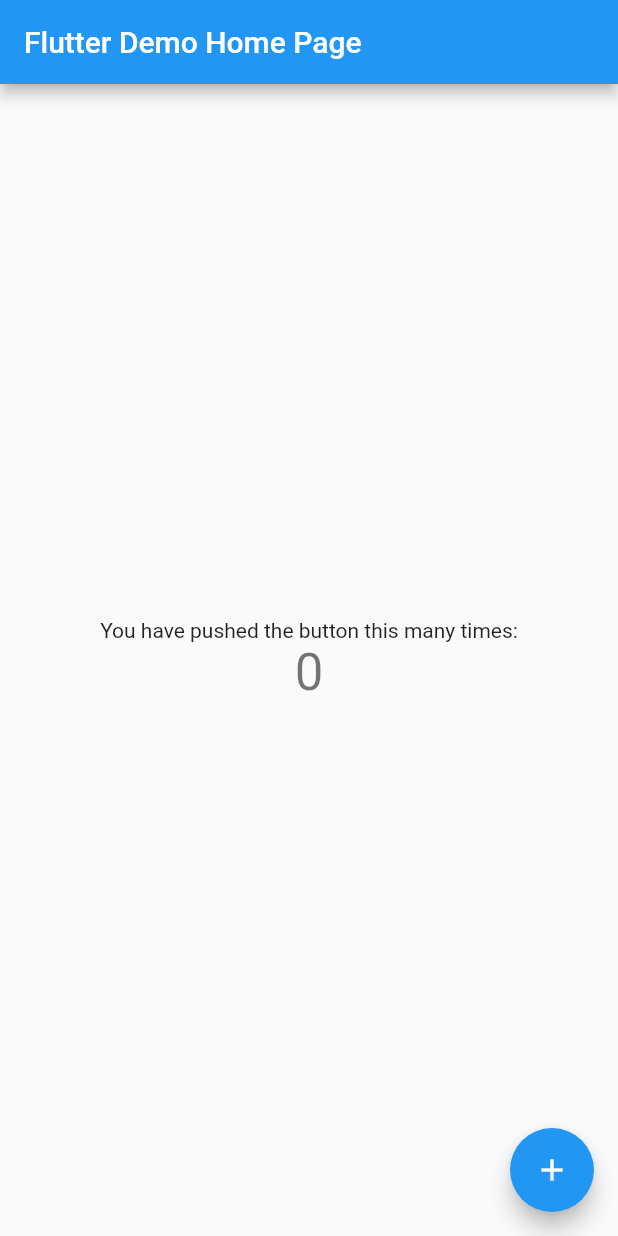
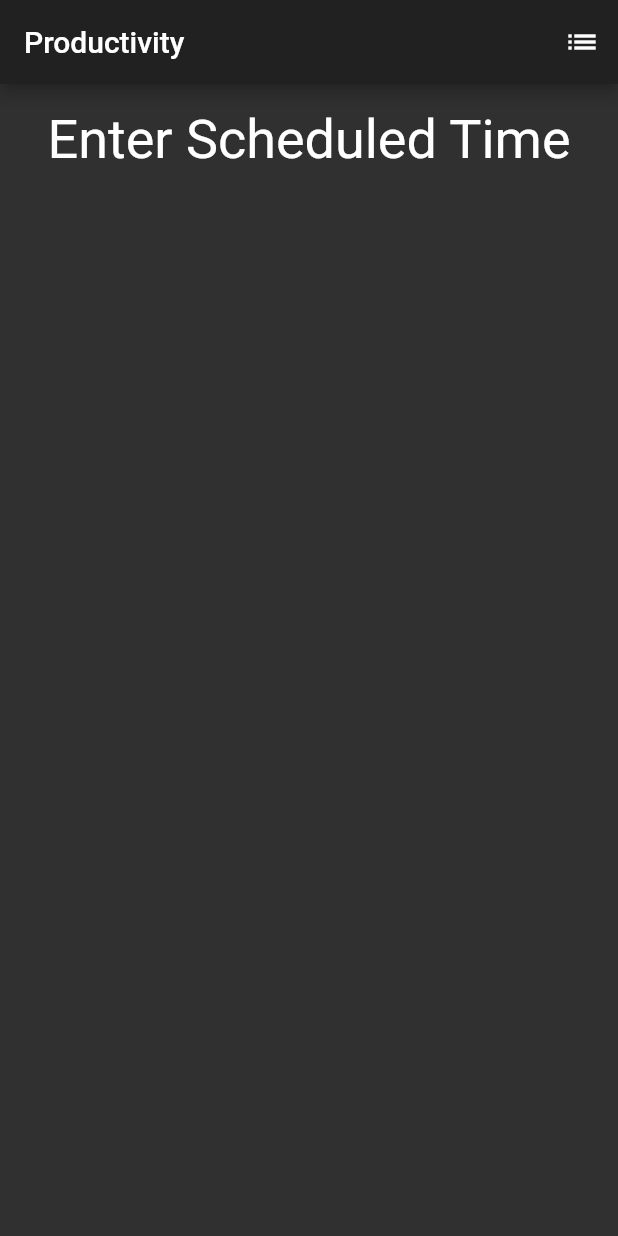
Before and after one commit to jethrodaniel/productivity, a Flutter app: the screen it shows after launch, on a phone screen of 412 x 824 dp. Run offline on Flutter 3.47's test engine with Material 2 defaults, Android fonts, the phone set to English and light mode, and no system bars.

Commit message:
minimal page 1,2 and header

```diff
--- a/lib/main.dart
+++ b/lib/main.dart
@@ -1,117 +1,69 @@
 import 'package:flutter/material.dart';
 
 void main() {
-  runApp(MyApp());
+  runApp(App());
 }
 
-class MyApp extends StatelessWidget {
-  // This widget is the root of your application.
+class App extends StatelessWidget {
+  final _title = 'Productivity';
+
   @override
   Widget build(BuildContext context) {
     return MaterialApp(
-      title: 'Flutter Demo',
-      theme: ThemeData(
-        // This is the theme of your application.
-        //
-        // Try running your application with "flutter run". You'll see the
-        // application has a blue toolbar. Then, without quitting the app, try
-        // changing the primarySwatch below to Colors.green and then invoke
-        // "hot reload" (press "r" in the console where you ran "flutter run",
-        // or simply save your changes to "hot reload" in a Flutter IDE).
-        // Notice that the counter didn't reset back to zero; the application
-        // is not restarted.
-        primarySwatch: Colors.blue,
-        // This makes the visual density adapt to the platform that you run
-        // the app on. For desktop platforms, the controls will be smaller and
-        // closer together (more dense) than on mobile platforms.
-        visualDensity: VisualDensity.adaptivePlatformDensity,
-      ),
-      home: MyHomePage(title: 'Flutter Demo Home Page'),
+      title: _title,
+      theme: ThemeData.dark(),
+      home: HomePage(title: _title),
     );
   }
 }
 
-class MyHomePage extends StatefulWidget {
-  MyHomePage({Key key, this.title}) : super(key: key);
-
-  // This widget is the home page of your application. It is stateful, meaning
-  // that it has a State object (defined below) that contains fields that affect
-  // how it looks.
-
-  // This class is the configuration for the state. It holds the values (in this
-  // case the title) provided by the parent (in this case the App widget) and
-  // used by the build method of the State. Fields in a Widget subclass are
-  // always marked "final".
+class HomePage extends StatefulWidget {
+  HomePage({Key key, this.title}) : super(key: key);
 
   final String title;
 
   @override
-  _MyHomePageState createState() => _MyHomePageState();
+  _HomePageState createState() => _HomePageState();
 }
 
-class _MyHomePageState extends State<MyHomePage> {
-  int _counter = 0;
-
-  void _incrementCounter() {
-    setState(() {
-      // This call to setState tells the Flutter framework that something has
-      // changed in this State, which causes it to rerun the build method below
-      // so that the display can reflect the updated values. If we changed
-      // _counter without calling setState(), then the build method would not be
-      // called again, and so nothing would appear to happen.
-      _counter++;
-    });
-  }
-
+class _HomePageState extends State<HomePage> {
   @override
   Widget build(BuildContext context) {
-    // This method is rerun every time setState is called, for instance as done
-    // by the _incrementCounter method above.
-    //
-    // The Flutter framework has been optimized to make rerunning build methods
-    // fast, so that you can just rebuild anything that needs updating rather
-    // than having to individually change instances of widgets.
     return Scaffold(
       appBar: AppBar(
-        // Here we take the value from the MyHomePage object that was created by
-        // the App.build method, and use it to set our appbar title.
         title: Text(widget.title),
+        actions: [
+          IconButton(icon: Icon(Icons.list), onPressed: _pushSaved),
+        ],
       ),
       body: Center(
-        // Center is a layout widget. It takes a single child and positions it
-        // in the middle of the parent.
         child: Column(
-          // Column is also a layout widget. It takes a list of children and
-          // arranges them vertically. By default, it sizes itself to fit its
-          // children horizontally, and tries to be as tall as its parent.
-          //
-          // Invoke "debug painting" (press "p" in the console, choose the
-          // "Toggle Debug Paint" action from the Flutter Inspector in Android
-          // Studio, or the "Toggle Debug Paint" command in Visual Studio Code)
-          // to see the wireframe for each widget.
-          //
-          // Column has various properties to control how it sizes itself and
-          // how it positions its children. Here we use mainAxisAlignment to
-          // center the children vertically; the main axis here is the vertical
-          // axis because Columns are vertical (the cross axis would be
-          // horizontal).
-          mainAxisAlignment: MainAxisAlignment.center,
           children: <Widget>[
+            Text(''), // todo: spacing?
             Text(
-              'You have pushed the button this many times:',
-            ),
-            Text(
-              '$_counter',
-              style: Theme.of(context).textTheme.headline4,
+              'Enter Scheduled Time',
+              style: new TextStyle(fontSize: 36.0),
             ),
           ],
         ),
       ),
-      floatingActionButton: FloatingActionButton(
-        onPressed: _incrementCounter,
-        tooltip: 'Increment',
-        child: Icon(Icons.add),
-      ), // This trailing comma makes auto-formatting nicer for build methods.
+    );
+  }
+
+  void _pushSaved() {
+    Navigator.of(context).push(
+      MaterialPageRoute<void>(
+        builder: (BuildContext context) {
+          return Scaffold(
+            appBar: AppBar(
+              title: Text('Page Two'),
+            ),
+            body: Center(
+              child: Text("wow!"),
+            ),
+          );
+        },
+      ),
     );
   }
 }
```
